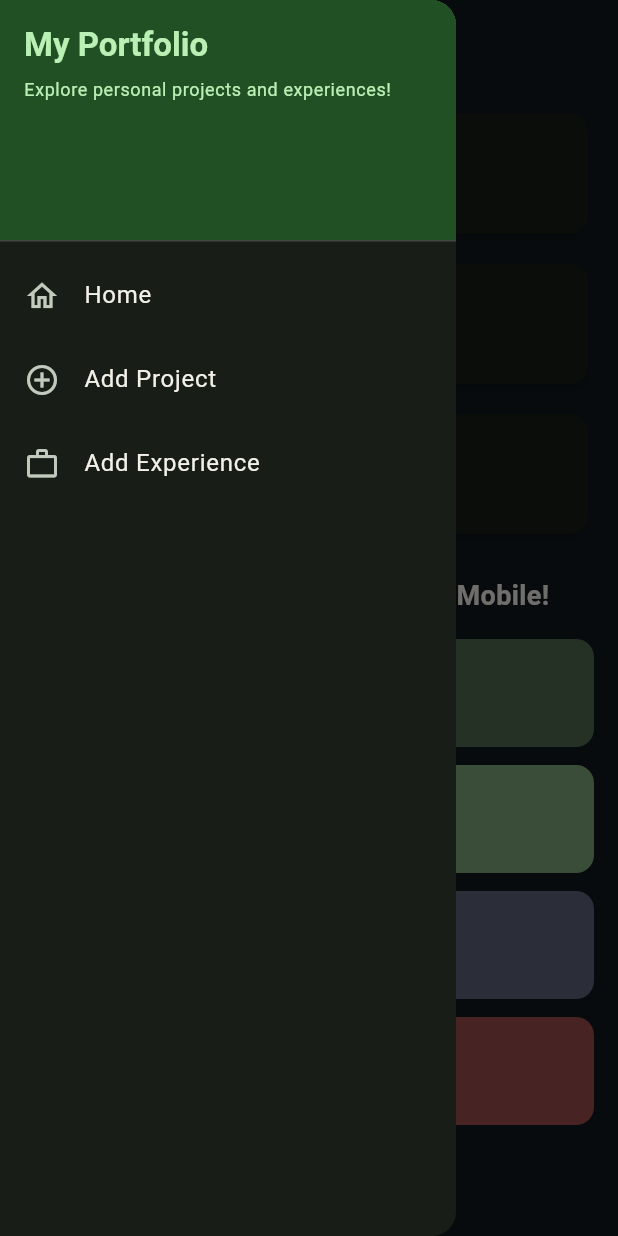
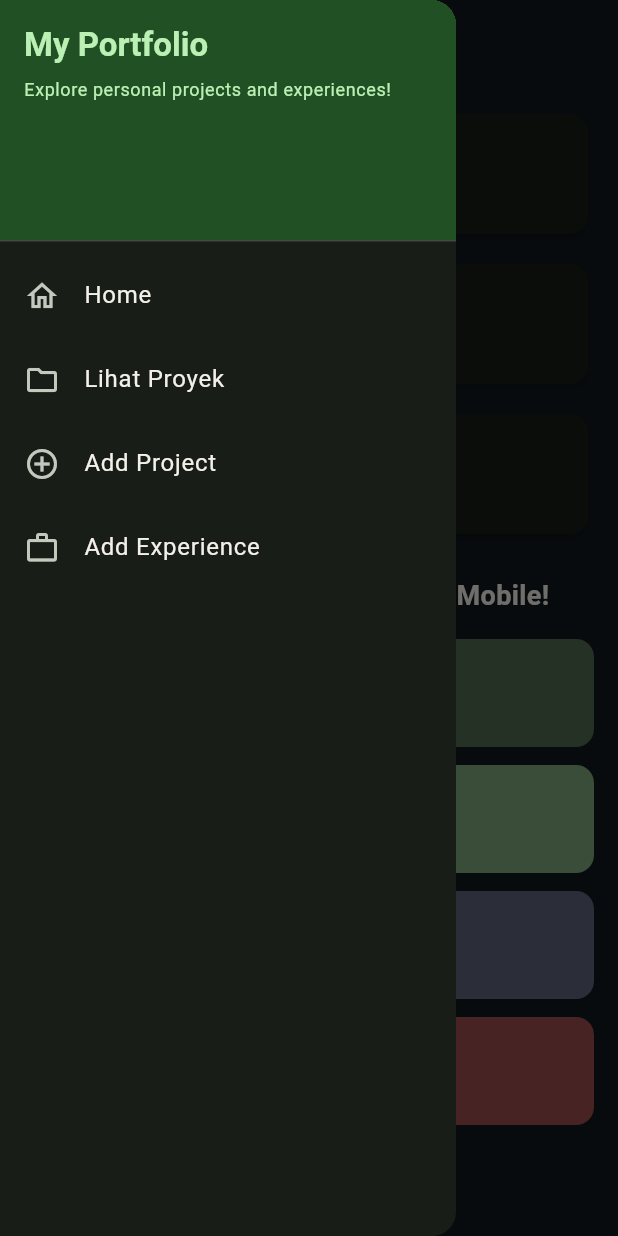
Before and after one commit to akmalhaqq/myportofolio_mobile, a Flutter app: the screen it shows after launch, in the side drawer, after a tap on "Lihat Proyek", on a phone screen of 412 x 824 dp. Run offline on Flutter 3.47's test engine with Material 3 defaults, Android fonts, the phone set to English and light mode, and no system bars; our stand-ins replace material_ui; generated files the repository leaves out were written again.

Commit message:
feat(projects): show public project list and details

```diff
--- a/lib/main.dart
+++ b/lib/main.dart
@@ -1,16 +1,23 @@
 import 'package:material_ui/material_ui.dart';
 import 'package:myportofolio_mobile/screens/menu.dart';
+import 'package:myportofolio_mobile/services/api_client.dart';
+import 'package:provider/provider.dart';
 
 void main() {
   runApp(const MyApp());
 }
 
 class MyApp extends StatelessWidget {
-  const MyApp({super.key});
+  const MyApp({super.key, this.createApiClient = ApiClient.new});
+
+  final ApiClient Function() createApiClient;
 
   @override
   Widget build(BuildContext context) {
-    return MaterialApp(
+    return Provider<ApiClient>(
+      create: (_) => createApiClient(),
+      dispose: (_, client) => client.close(),
+      child: MaterialApp(
         title: 'MyPortfolio',
         theme: ThemeData(
           colorScheme: ColorScheme.fromSeed(
@@ -22,6 +29,7 @@ class MyApp extends StatelessWidget {
           useMaterial3: true,
         ),
         home: const MyHomePage(),
+      ),
     );
   }
 }
--- a/lib/screens/menu.dart
+++ b/lib/screens/menu.dart
@@ -3,7 +3,6 @@ import 'package:myportofolio_mobile/models/item_homepage.dart';
 import 'package:myportofolio_mobile/widgets/info_card.dart';
 import 'package:myportofolio_mobile/widgets/left_drawer.dart';
 import 'package:myportofolio_mobile/widgets/project_card.dart';
-import 'package:myportofolio_mobile/widgets/project_preview.dart';
 
 class MyHomePage extends StatelessWidget {
   const MyHomePage({super.key});
@@ -11,14 +10,8 @@ class MyHomePage extends StatelessWidget {
   final String nama = "Muhammad Akmal Haqqani";
   final String kelas = "PBP D";
 
-  static const _viewProjects = ItemHomepage(
-    'Lihat Proyek',
-    Icons.folder,
-    Color(0xFF526B50),
-  );
-
   final List<ItemHomepage> items = const [
-    _viewProjects,
+    ItemHomepage('Lihat Proyek', Icons.folder, Color(0xFF526B50)),
     ItemHomepage(
       'Tambah Proyek',
       Icons.add_circle,
@@ -89,25 +82,7 @@ class MyHomePage extends StatelessWidget {
                       runSpacing: spacing,
                       children: [
                         for (final item in items)
-                          SizedBox(
-                            width: cardWidth,
-                            child: ItemCard(
-                              item,
-                              snackBarAction: item == _viewProjects
-                                  ? SnackBarAction(
-                                      label: 'Buka Proyek',
-                                      onPressed: () =>
-                                          showModalBottomSheet<void>(
-                                            context: context,
-                                            isScrollControlled: true,
-                                            useSafeArea: true,
-                                            builder: (_) =>
-                                                const ProjectPreview(),
-                                          ),
-                                    )
-                                  : null,
-                            ),
-                          ),
+                          SizedBox(width: cardWidth, child: ItemCard(item)),
                       ],
                     ),
                   ],
--- a/lib/widgets/left_drawer.dart
+++ b/lib/widgets/left_drawer.dart
@@ -2,9 +2,12 @@ import 'package:material_ui/material_ui.dart';
 import 'package:myportofolio_mobile/screens/experience_form.dart';
 import 'package:myportofolio_mobile/screens/menu.dart';
 import 'package:myportofolio_mobile/screens/project_form.dart';
+import 'package:myportofolio_mobile/screens/project_list_screen.dart';
 
 class LeftDrawer extends StatelessWidget {
-  const LeftDrawer({super.key});
+  const LeftDrawer({super.key, this.viewingProjects = false});
+
+  final bool viewingProjects;
 
   @override
   Widget build(BuildContext context) {
@@ -50,6 +53,21 @@ class LeftDrawer extends StatelessWidget {
             },
           ),
           ListTile(
+            leading: const Icon(Icons.folder_outlined),
+            title: const Text('Lihat Proyek'),
+            selected: viewingProjects,
+            onTap: () {
+              final navigator = Navigator.of(context);
+              navigator.pop();
+              if (viewingProjects) return;
+              navigator.pushReplacement<void, void>(
+                MaterialPageRoute<void>(
+                  builder: (_) => const ProjectListScreen(),
+                ),
+              );
+            },
+          ),
+          ListTile(
             leading: const Icon(Icons.add_circle_outline),
             title: const Text('Add Project'),
             onTap: () {
--- a/lib/widgets/project_card.dart
+++ b/lib/widgets/project_card.dart
@@ -2,12 +2,12 @@ import 'package:material_ui/material_ui.dart';
 import 'package:myportofolio_mobile/models/item_homepage.dart';
 import 'package:myportofolio_mobile/screens/experience_form.dart';
 import 'package:myportofolio_mobile/screens/project_form.dart';
+import 'package:myportofolio_mobile/screens/project_list_screen.dart';
 
 class ItemCard extends StatelessWidget {
   final ItemHomepage item;
-  final SnackBarAction? snackBarAction;
 
-  const ItemCard(this.item, {super.key, this.snackBarAction});
+  const ItemCard(this.item, {super.key});
 
   @override
   Widget build(BuildContext context) {
@@ -16,12 +16,20 @@ class ItemCard extends StatelessWidget {
       borderRadius: BorderRadius.circular(12),
       child: InkWell(
         onTap: () {
+          if (item.name == 'Lihat Proyek') {
+            Navigator.of(context).push<void>(
+              MaterialPageRoute<void>(
+                builder: (_) => const ProjectListScreen(),
+              ),
+            );
+            return;
+          }
+
           ScaffoldMessenger.of(context)
             ..hideCurrentSnackBar()
             ..showSnackBar(
               SnackBar(
                 content: Text('Kamu telah menekan tombol ${item.name}!'),
-                action: snackBarAction,
               ),
             );
 
```
Also changed, not shown: lib/screens/project_detail_screen.dart (added, +61 -0 lines), lib/screens/project_list_screen.dart (added, +117 -0 lines), lib/services/api_client.dart (+6 -6 lines), lib/widgets/project_preview.dart (deleted, +0 -37 lines), 3 other files. Lines whose indentation alone changed are shown as unchanged.
